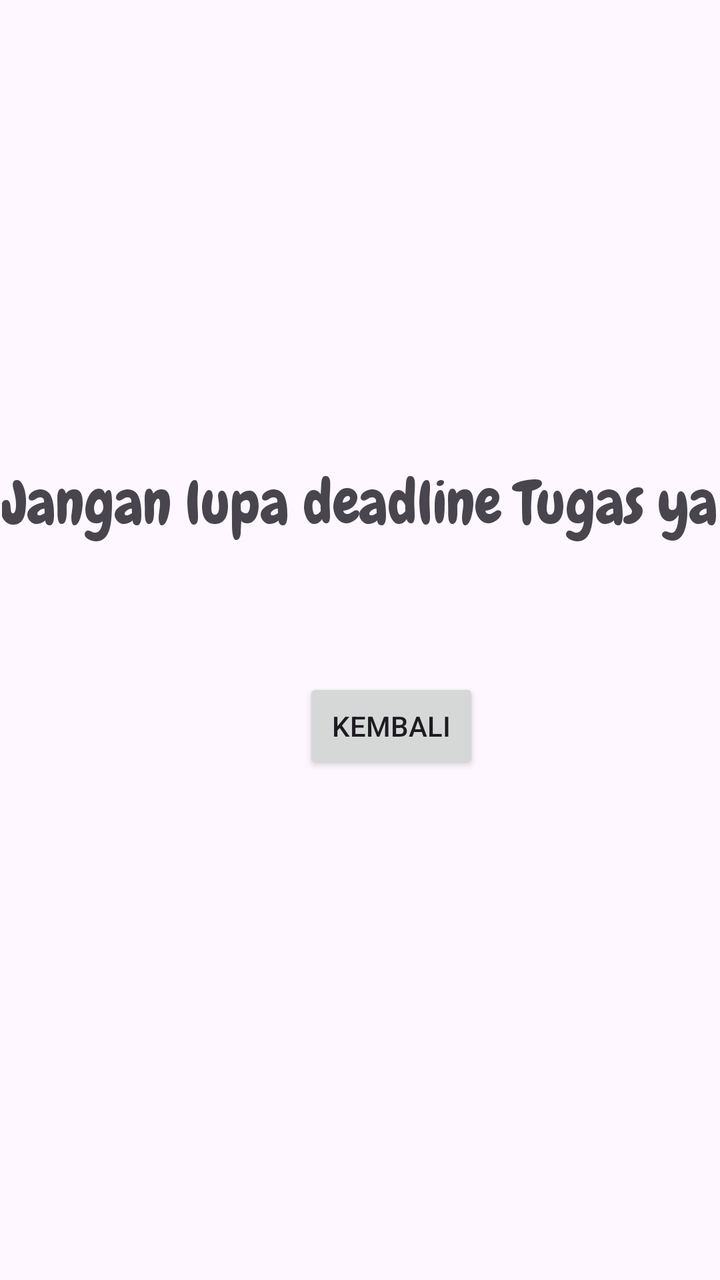
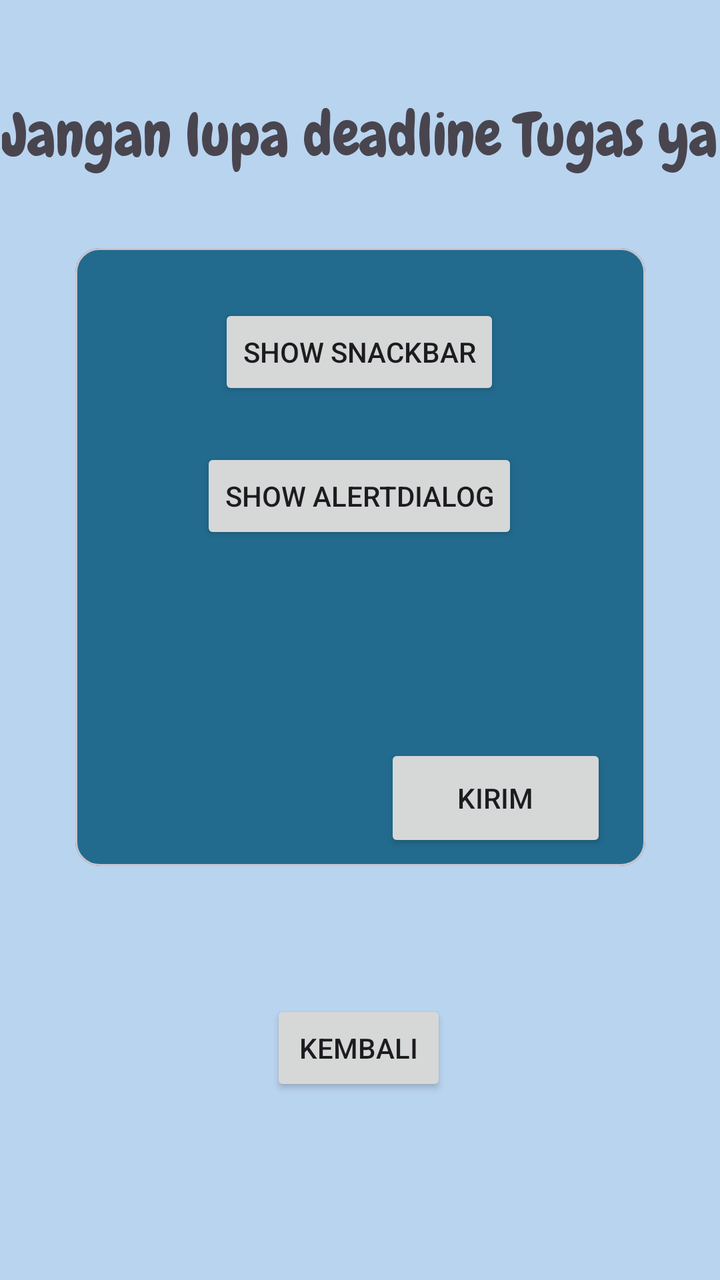

Compare the two renders of this Android layout. The source of the first and the diff that turns it into the second are given below.
<!-- AndroidManifest.xml: application theme Theme.Tasya_3tif -->
<!-- res/layout/activity_fourth.xml -->
<?xml version="1.0" encoding="utf-8"?>
<androidx.constraintlayout.widget.ConstraintLayout xmlns:android="http://schemas.android.com/apk/res/android"
    xmlns:app="http://schemas.android.com/apk/res-auto"
    xmlns:tools="http://schemas.android.com/tools"
    android:id="@+id/main"
    android:layout_width="match_parent"
    android:layout_height="match_parent"
    tools:context=".pertemuan_4.FourthActivity">

    <TextView
        android:id="@+id/textView5"
        android:layout_width="wrap_content"
        android:layout_height="wrap_content"
        android:layout_marginTop="232dp"
        android:text="Jangan lupa deadline Tugas ya"
        android:textSize="30sp"
        android:fontFamily="@font/chewy"
        app:layout_constraintEnd_toEndOf="parent"
        app:layout_constraintHorizontal_bias="0.552"
        app:layout_constraintStart_toStartOf="parent"
        app:layout_constraintTop_toTopOf="parent" />

    <Button
        android:id="@+id/btnKembali"
        android:layout_width="wrap_content"
        android:layout_height="wrap_content"
        android:layout_marginTop="68dp"
        android:text="Kembali"
        app:layout_constraintEnd_toEndOf="parent"
        app:layout_constraintHorizontal_bias="0.557"
        app:layout_constraintStart_toStartOf="parent"
        app:layout_constraintTop_toBottomOf="@+id/textView5" />
</androidx.constraintlayout.widget.ConstraintLayout>
<!-- resources referenced by this layout -->
<resources>
  <style name="Theme.Tasya_3tif" parent="Base.Theme.Tasya_3tif" />
  <style name="Base.Theme.Tasya_3tif" parent="Theme.Material3.DayNight.NoActionBar">
          
          
      </style>
</resources>

<!-- the commit's change to res/layout/activity_fourth.xml (unified diff, before → after) -->
@@ -5,29 +5,82 @@
     android:id="@+id/main"
     android:layout_width="match_parent"
     android:layout_height="match_parent"
+    android:background="#B9D4EF"
     tools:context=".pertemuan_4.FourthActivity">
 
     <TextView
         android:id="@+id/textView5"
         android:layout_width="wrap_content"
         android:layout_height="wrap_content"
-        android:layout_marginTop="232dp"
+        android:layout_marginTop="48dp"
+        android:fontFamily="@font/chewy"
         android:text="Jangan lupa deadline Tugas ya"
         android:textSize="30sp"
-        android:fontFamily="@font/chewy"
         app:layout_constraintEnd_toEndOf="parent"
-        app:layout_constraintHorizontal_bias="0.552"
+        app:layout_constraintHorizontal_bias="0.692"
         app:layout_constraintStart_toStartOf="parent"
         app:layout_constraintTop_toTopOf="parent" />
+
+
+    <com.google.android.material.card.MaterialCardView
+        android:layout_width="285dp"
+        android:layout_height="309dp"
+        android:layout_marginTop="124dp"
+        android:backgroundTint="#226B8E"
+        app:layout_constraintEnd_toEndOf="parent"
+        app:layout_constraintStart_toStartOf="parent"
+        app:layout_constraintTop_toTopOf="parent">
+
+        <androidx.constraintlayout.widget.ConstraintLayout
+            android:layout_width="match_parent"
+            android:layout_height="match_parent">
+
+            <Button
+                android:id="@+id/btnShowSnackbar"
+                android:layout_width="wrap_content"
+                android:layout_height="wrap_content"
+                android:layout_marginTop="28dp"
+                android:text="show Snackbar"
+                app:layout_constraintEnd_toEndOf="parent"
+                app:layout_constraintHorizontal_bias="0.496"
+                app:layout_constraintStart_toStartOf="parent"
+                app:layout_constraintTop_toTopOf="parent" />
+
+            <Button
+                android:id="@+id/btnShowAlertDialog"
+                android:layout_width="wrap_content"
+                android:layout_height="wrap_content"
+                android:layout_marginTop="24dp"
+                android:text="Show AlertDialog"
+                app:layout_constraintEnd_toEndOf="parent"
+                app:layout_constraintHorizontal_bias="0.496"
+                app:layout_constraintStart_toStartOf="parent"
+                app:layout_constraintTop_toBottomOf="@+id/btnShowSnackbar" />
+
+            <Button
+                android:id="@+id/btn1"
+                android:layout_width="111dp"
+                android:layout_height="54dp"
+                android:layout_marginTop="248dp"
+                android:text="kirim"
+                app:layout_constraintEnd_toEndOf="parent"
+                app:layout_constraintHorizontal_bias="0.889"
+                app:layout_constraintStart_toStartOf="parent"
+                app:layout_constraintTop_toTopOf="parent" />
+
+        </androidx.constraintlayout.widget.ConstraintLayout>
+
+    </com.google.android.material.card.MaterialCardView>
 
     <Button
         android:id="@+id/btnKembali"
         android:layout_width="wrap_content"
         android:layout_height="wrap_content"
-        android:layout_marginTop="68dp"
+        android:layout_marginTop="500dp"
         android:text="Kembali"
         app:layout_constraintEnd_toEndOf="parent"
-        app:layout_constraintHorizontal_bias="0.557"
+        app:layout_constraintHorizontal_bias="0.498"
         app:layout_constraintStart_toStartOf="parent"
-        app:layout_constraintTop_toBottomOf="@+id/textView5" />
+        app:layout_constraintTop_toTopOf="parent" />
+
 </androidx.constraintlayout.widget.ConstraintLayout>
